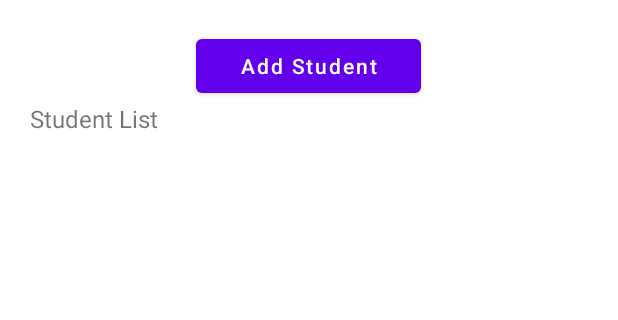
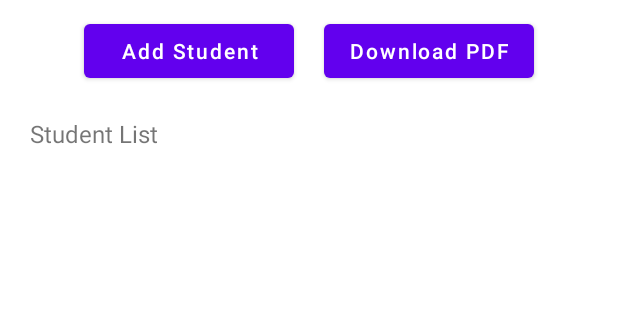
Before and after one commit to denniskimotho/tenakata_app, an Android app: the screen it shows after launch (MainActivity), on a phone screen of 412 x 824 dp, the part 234-554 px from its top. Run offline under Robolectric (Android 15) with nearby library versions, the phone set to English and light mode, and no system bars; our stand-ins replace Volley; network calls fail.

Commit message:
Student List on main activity added

```diff
--- a/app/src/main/AndroidManifest.xml
+++ b/app/src/main/AndroidManifest.xml
@@ -1,6 +1,9 @@
 <?xml version="1.0" encoding="utf-8"?>
 <manifest xmlns:android="http://schemas.android.com/apk/res/android"
     xmlns:tools="http://schemas.android.com/tools">
+    <uses-permission android:name="android.permission.INTERNET" />
+    <uses-permission android:name="android.permission.ACCESS_NETWORK_STATE" />
+    <uses-permission android:name="android.permission.ACCESS_WIFI_STATE" />
 
     <application
         android:allowBackup="true"
--- a/app/src/main/java/com/example/tenakatauniversity/MainActivity.java
+++ b/app/src/main/java/com/example/tenakatauniversity/MainActivity.java
@@ -3,12 +3,110 @@ package com.example.tenakatauniversity;
 import androidx.appcompat.app.AppCompatActivity;
 
 import android.os.Bundle;
+import android.util.Log;
+import android.view.View;
+import android.widget.ListView;
+import android.widget.Toast;
+
+import com.android.volley.Request;
+import com.android.volley.RequestQueue;
+import com.android.volley.VolleyError;
+import com.android.volley.toolbox.StringRequest;
+import com.android.volley.toolbox.Volley;
+
+import org.json.JSONArray;
+import org.json.JSONObject;
+
+import java.util.ArrayList;
+import java.util.HashMap;
+import java.util.Map;
 
 public class MainActivity extends AppCompatActivity {
 
+    String url = "https://mwalimubiashara.com/tenakata/get_student_list.php";
+    StudentListAdapter studentListAdapter;
+    StudentItem studentItem;
+    ListView studentListView;
+    public static ArrayList< StudentItem>  studentArrayList = new ArrayList<>();
     @Override
     protected void onCreate(Bundle savedInstanceState) {
         super.onCreate(savedInstanceState);
         setContentView(R.layout.activity_main);
+
+        studentListView = findViewById(R.id.studentListView);
+
+        studentListAdapter = new StudentListAdapter(this,studentArrayList);
+        studentListView.setAdapter(studentListAdapter);
+        studentListView.setClickable(true);
+
+        getStudent();
+    }
+    private void getStudent() {
+
+        RequestQueue queue = Volley.newRequestQueue(this);
+
+        StringRequest request = new StringRequest(Request.Method.POST, url, new com.android.volley.Response.Listener<String>() {
+            @Override
+            public void onResponse(String response) {
+                Log.e("TAG", "RESPONSE IS " + response);
+//                progressBar.setVisibility(View.GONE);
+                studentArrayList.clear();
+                try{
+                    JSONObject jsonObject = new JSONObject(response);
+                    String success = jsonObject.getString("success");
+                    JSONArray jsonArray = jsonObject.getJSONArray("data");
+
+                    if(success.equals("1")){
+
+                        int l=0;
+                        l=jsonArray.length();
+
+                        for(int i=0;i<l;i++){
+                            JSONObject object = jsonArray.getJSONObject(i);
+
+                            String name = object.getString("name");
+                            String gender = object.getString("gender");
+                            String gps_location = object.getString("gps_location");
+                            String marital_status = object.getString("marital_status");
+                            int age = object.getInt("age");
+                            int IQ = object.getInt("iq");
+                            double adm_score = object.getDouble("adm_score");
+                            String photo_url = object.getString("photo_url");
+
+                            studentItem = new StudentItem(name,gender,marital_status,IQ,gps_location,adm_score,photo_url,age);
+                            studentArrayList.add(studentItem);
+                        }
+
+                    }
+                    studentListAdapter.notifyDataSetChanged();
+
+                }catch (Exception e){
+
+                }
+            }
+        }, new com.android.volley.Response.ErrorListener() {
+            @Override
+            public void onErrorResponse(VolleyError error) {
+                // method to handle errors.
+//                progressBar.setVisibility(View.GONE);
+                Toast.makeText(getApplicationContext(), "Fail to get response ", Toast.LENGTH_SHORT).show();
+            }
+        }) {
+            @Override
+            public String getBodyContentType() {
+
+                return "application/x-www-form-urlencoded; charset=UTF-8";
+            }
+
+            @Override
+            protected Map<String, String> getParams() {
+
+                Map<String, String> params = new HashMap<String, String>();
+
+                return params;
+            }
+        };
+
+        queue.add(request);
     }
 }
--- a/app/src/main/java/com/example/tenakatauniversity/StudentItem.java
+++ b/app/src/main/java/com/example/tenakatauniversity/StudentItem.java
@@ -8,12 +8,12 @@ public class StudentItem {
     private int iq;
     private String marital_status;
     private String location;
-    private int adm_score;
+    private double adm_score;
     private String photo_url;
     public StudentItem(){
 
     };
-    public StudentItem(String name,String gender,String marital_status,int iq,String location,int adm_score,String photo_url,int age){
+    public StudentItem(String name,String gender,String marital_status,int iq,String location,double adm_score,String photo_url,int age){
         this.name = name;
         this.gender = gender;
         this.adm_score = adm_score;
@@ -51,7 +51,7 @@ public class StudentItem {
         return name;
     }
 
-    public int getAdm_score() {
+    public double getAdm_score() {
         return adm_score;
     }
 
--- a/app/src/main/java/com/example/tenakatauniversity/StudentListAdapter.java
+++ b/app/src/main/java/com/example/tenakatauniversity/StudentListAdapter.java
@@ -42,10 +42,10 @@ public class StudentListAdapter extends ArrayAdapter<StudentItem> {
 
         tvName.setText(studentList.get(position).getName());
         genderTv.setText(studentList.get(position).getGender());
-        tvAge.setText(studentList.get(position).getAge());
-        tvScore.setText(studentList.get(position).getAdm_score());
+        tvAge.setText("Age: "+studentList.get(position).getAge());
+        tvScore.setText("Adm Score: "+studentList.get(position).getAdm_score());
         tvMarital_status.setText(studentList.get(position).getMarital_status());
-        tvIQ.setText(studentList.get(position).getIq());
+        tvIQ.setText("IQ: "+studentList.get(position).getIq());
         tvLocation.setText(studentList.get(position).getLocation());
 
         return view;
--- a/app/src/main/res/layout/activity_main.xml
+++ b/app/src/main/res/layout/activity_main.xml
@@ -12,15 +12,35 @@
     app:srcCompat="@drawable/tenakata_logo"
     android:layout_gravity="center_horizontal"
     />
+<LinearLayout
+    android:layout_width="match_parent"
+    android:layout_height="wrap_content"
+    android:orientation="horizontal"
+    android:gravity="center_horizontal"
+    android:layout_marginTop="10dp"
+    >
 
     <Button
         android:id="@+id/btnAddStudent"
-        android:layout_width="150dp"
+        android:layout_width="140dp"
         android:layout_height="wrap_content"
         android:text="Add Student"
         android:textAllCaps="false"
+        android:layout_margin="10dp"
+        android:layout_gravity="center_horizontal"/>
+
+    <Button
+        android:id="@+id/btnPdf"
+        android:layout_width="140dp"
+        android:layout_height="wrap_content"
+        android:text="Download PDF"
+        android:textAllCaps="false"
         android:layout_gravity="center_horizontal"
-        android:layout_marginTop="20dp"/>
+        android:layout_margin="10dp"
+        />
+
+</LinearLayout>
+
     <TextView
         android:layout_width="wrap_content"
         android:layout_height="wrap_content"
```
